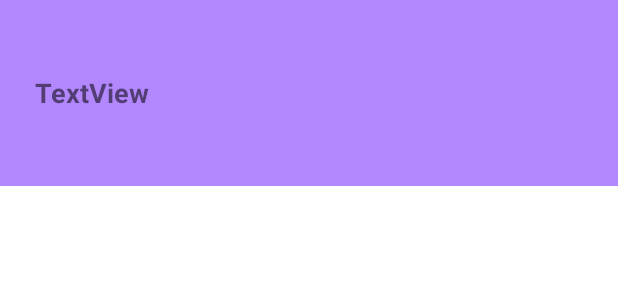
After one commit to ahan-stark/Quizzy, an Android app: the layout text_row_item.xml on its own in the app's theme, with its tools: preview values and no code run, on a phone screen of 412 x 824 dp. The commit adds this screen. Shown: the top 300 px of the screen. Run offline under Robolectric (Android 15) with nearby library versions, the phone set to English and light mode, and no system bars.

Commit message:
added highscore display using RecyclerView

```diff
--- /dev/null
+++ b/app/src/main/res/layout/text_row_item.xml
@@ -0,0 +1,27 @@
+<?xml version="1.0" encoding="utf-8"?>
+<androidx.constraintlayout.widget.ConstraintLayout xmlns:android="http://schemas.android.com/apk/res/android"
+    xmlns:app="http://schemas.android.com/apk/res-auto"
+    xmlns:tools="http://schemas.android.com/tools"
+    android:layout_width="match_parent"
+    android:layout_height="wrap_content">
+
+    <LinearLayout
+        android:layout_width="0dp"
+        android:layout_height="124dp"
+        android:background="#B388FF"
+        android:orientation="horizontal"
+        app:layout_constraintEnd_toEndOf="parent"
+        app:layout_constraintStart_toStartOf="parent"
+        app:layout_constraintTop_toTopOf="parent">
+
+        <TextView
+            android:id="@+id/textView"
+            android:layout_width="wrap_content"
+            android:layout_height="wrap_content"
+            android:layout_gravity="center_vertical"
+            android:paddingLeft="23dp"
+            android:text="TextView"
+            android:textSize="18sp"
+            android:textStyle="bold" />
+    </LinearLayout>
+</androidx.constraintlayout.widget.ConstraintLayout>
```
Also changed, not shown: app/src/main/java/com/example/quizzy/CustomAdapter.java (added, +71 -0 lines), app/src/main/java/com/example/quizzy/DisplayHighScore.java (+37 -5 lines), app/src/main/res/layout/activity_display_high_score.xml (+6 -41 lines).
